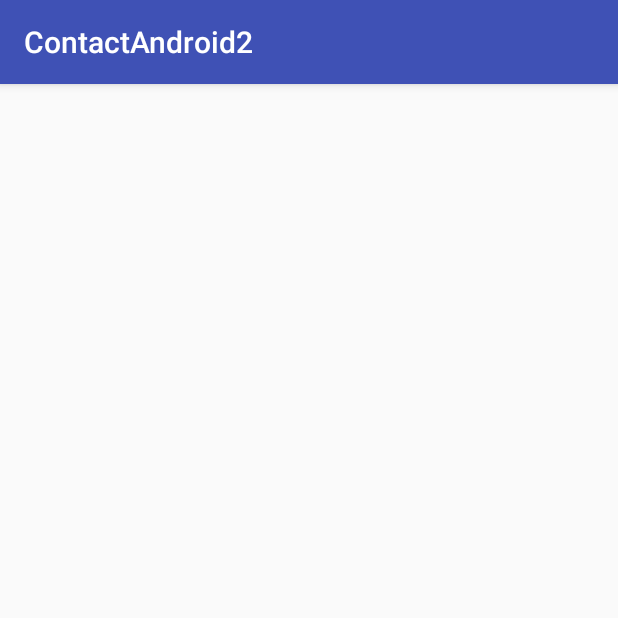
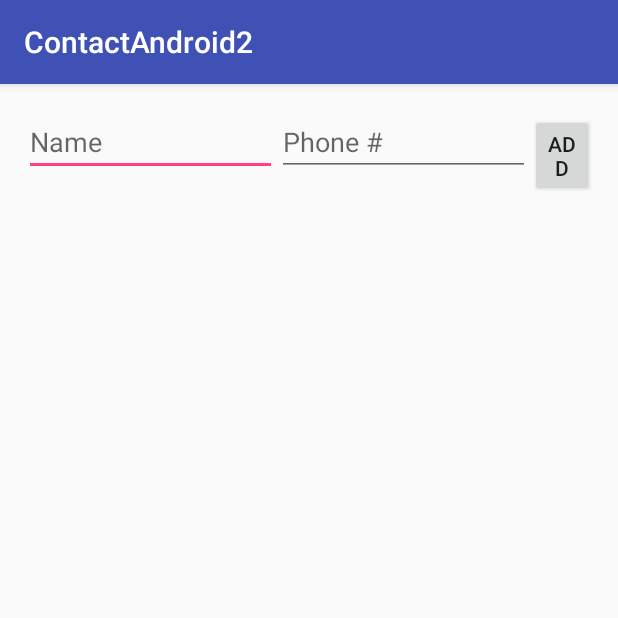
Before and after one commit to syburris/ContactsAndroid2, an Android app: the screen it shows after launch (MainActivity), on a phone screen of 412 x 824 dp, the top half of it. Run offline under Robolectric (Android 15) with nearby library versions, the phone set to English and light mode, and no system bars.

Commit message:
Initial import

```diff
--- a/app/src/main/res/layout/activity_main.xml
+++ b/app/src/main/res/layout/activity_main.xml
@@ -10,4 +10,46 @@
     android:paddingTop="@dimen/activity_vertical_margin"
     tools:context="com.theironyard.contactandroid2.MainActivity">
 
+    <LinearLayout
+        android:orientation="vertical"
+        android:layout_width="match_parent"
+        android:layout_height="match_parent">
+
+        <ListView
+            android:layout_width="match_parent"
+            android:layout_height="wrap_content"
+            android:id="@+id/listView" />
+
+        <LinearLayout
+            android:orientation="horizontal"
+            android:layout_width="match_parent"
+            android:layout_height="wrap_content">
+
+            <EditText
+                android:layout_width="wrap_content"
+                android:layout_height="wrap_content"
+                android:inputType="textPersonName"
+                android:ems="10"
+                android:id="@+id/name"
+                android:layout_weight="1"
+                android:hint="Name" />
+
+            <EditText
+                android:layout_width="wrap_content"
+                android:layout_height="wrap_content"
+                android:inputType="textPersonName"
+                android:ems="10"
+                android:id="@+id/phoneNumber"
+                android:layout_weight="1"
+                android:hint="Phone #" />
+
+            <Button
+                android:text="Add"
+                android:layout_width="wrap_content"
+                android:layout_height="wrap_content"
+                android:id="@+id/onAdd"
+                android:layout_weight="1" />
+
+        </LinearLayout>
+    </LinearLayout>
 </RelativeLayout>
```
